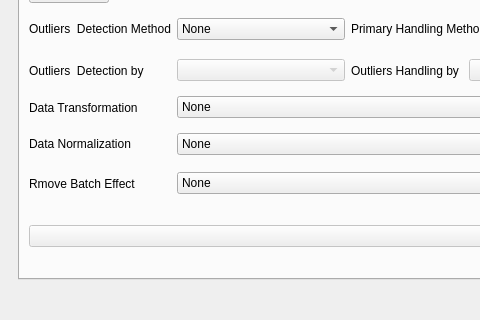
Qt form metax/gui/metax_gui/main_window.ui (byemaxx/MetaX) before a commit; both pictures show x 0 to 480 and y 454 to 774 of the 1122 by 774 pixel window.
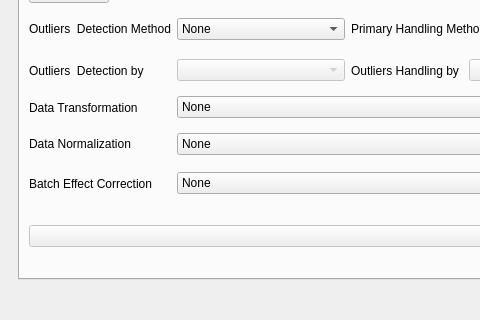
The same form after that commit.

The edit to the form file:
```diff
--- a/metax/gui/metax_gui/main_window.ui
+++ b/metax/gui/metax_gui/main_window.ui
@@ -1309,7 +1309,7 @@
                  </sizepolicy>
                 </property>
                 <property name="text">
-                 <string>Rmove Batch Effect</string>
+                 <string>Batch Effect Correction</string>
                 </property>
                 <property name="alignment">
                  <set>Qt::AlignLeading|Qt::AlignLeft|Qt::AlignVCenter</set>
```
Left out of the diff: 6 changed lines with no effect on the pictures.
